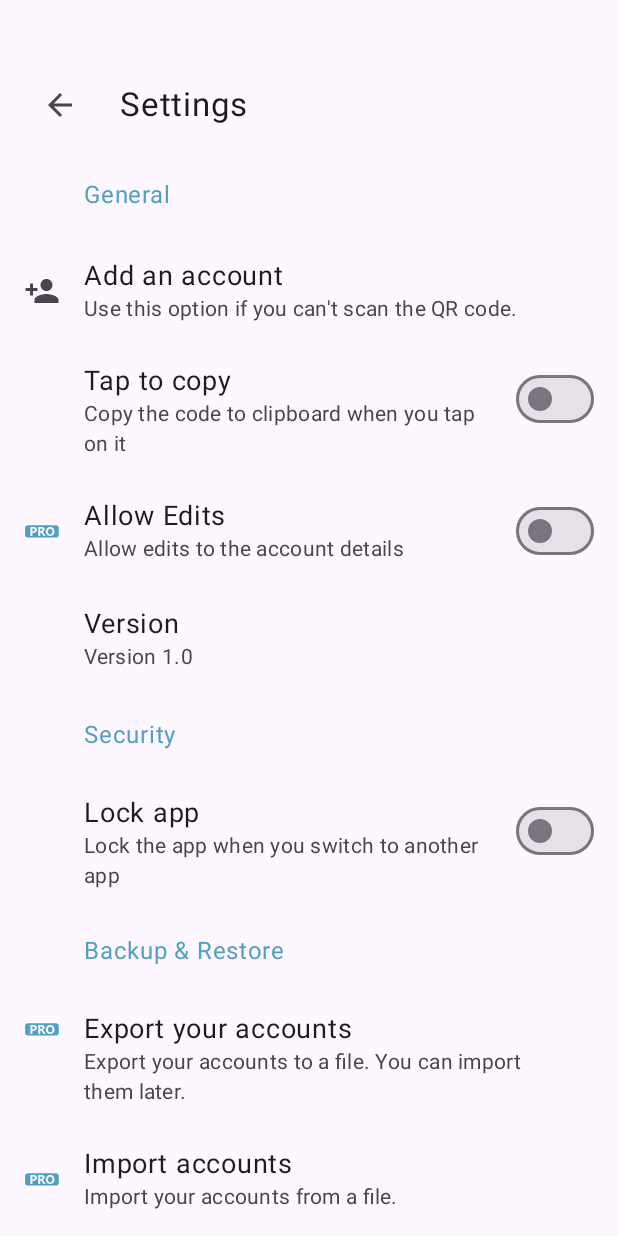
After one commit to chinnambhrt/authenticator, an Android app built with Jetpack Compose: the SettingsActivity screen opened directly, with no data from a screen before it, on a phone screen of 412 x 824 dp. The commit adds this screen. Run offline under Robolectric (Android 15) with nearby library versions, the phone set to English and light mode, and no system bars.

Commit message:
- add settings

```diff
--- a/app/build.gradle.kts
+++ b/app/build.gradle.kts
@@ -65,6 +65,9 @@ dependencies {
     // material icons extended
     implementation(libs.material.icons.extended)
 
+    // preferences
+//    implementation(libs.androidx.preferences)
+
     testImplementation(libs.junit)
     androidTestImplementation(libs.androidx.junit)
     androidTestImplementation(libs.androidx.espresso.core)
--- a/app/src/main/AndroidManifest.xml
+++ b/app/src/main/AndroidManifest.xml
@@ -28,6 +28,8 @@
 
         <activity android:name=".MainActivity" android:exported="false"/>
 
+        <activity android:name=".activity.SettingsActivity" android:exported="false"/>
+
     </application>
 
 </manifest>
--- /dev/null
+++ b/app/src/main/java/online/chinnam/android/authenticator/activity/SettingsActivity.kt
@@ -0,0 +1,52 @@
+package online.chinnam.android.authenticator.activity
+
+import android.os.Bundle
+import androidx.activity.ComponentActivity
+import androidx.activity.compose.setContent
+import androidx.activity.enableEdgeToEdge
+import androidx.compose.foundation.layout.Column
+import androidx.compose.foundation.layout.fillMaxSize
+import androidx.compose.foundation.layout.padding
+import androidx.compose.material3.Scaffold
+import androidx.compose.ui.Modifier
+import androidx.lifecycle.ViewModelProvider
+import online.chinnam.android.authenticator.controllers.SettingsController
+import online.chinnam.android.authenticator.iface.IController
+import online.chinnam.android.authenticator.ui.components.AuthenticatorAppBar
+import online.chinnam.android.authenticator.ui.screens.SettingsScreen
+import online.chinnam.android.authenticator.ui.theme.AuthenticatorTheme
+
+class SettingsActivity: ComponentActivity() {
+
+    private lateinit var controller: IController
+
+    override fun onCreate(savedInstanceState: Bundle?) {
+        super.onCreate(savedInstanceState)
+
+        controller = ViewModelProvider(this).get(SettingsController::class.java)
+
+        enableEdgeToEdge()
+        setContent {
+            AuthenticatorTheme {
+                Scaffold (
+                    topBar = {
+                        AuthenticatorAppBar(
+                            title = "Settings",
+                            showAppIcon = false,
+                            showBack = true,
+                            showSettings = false,
+                            onBackClick = { finish() }
+                        )
+                    }
+                ) { innerPadding ->
+                    Column(
+                        modifier = Modifier.fillMaxSize().padding(innerPadding)
+                    ) {
+                        SettingsScreen(controller)
+                    }
+                }
+            }
+        }
+    }
+
+}
--- /dev/null
+++ b/app/src/main/java/online/chinnam/android/authenticator/controllers/SettingsController.kt
@@ -0,0 +1,46 @@
+package online.chinnam.android.authenticator.controllers
+
+import android.app.Application
+import android.widget.Toast
+import androidx.lifecycle.AndroidViewModel
+import kotlinx.coroutines.flow.MutableStateFlow
+import kotlinx.coroutines.flow.StateFlow
+import kotlinx.coroutines.flow.asStateFlow
+import online.chinnam.android.authenticator.iface.IController
+import online.chinnam.android.authenticator.iface.ILogger
+import online.chinnam.android.authenticator.iface.IState
+import online.chinnam.android.authenticator.models.AuthenticatorSettings
+
+class SettingsController(private val application: Application) : AndroidViewModel(application),
+    IController, ILogger {
+
+    private val state: MutableStateFlow<State> = MutableStateFlow(State())
+
+    private val preferences: MutableStateFlow<AuthenticatorSettings> =
+        MutableStateFlow(AuthenticatorSettings())
+
+    fun updatePreferences(settings: AuthenticatorSettings) {
+        log("Updating preferences: $settings")
+        state.value = state.value.copy(preference = settings)
+    }
+
+    override fun getState(): StateFlow<State> {
+        return state.asStateFlow()
+    }
+
+    fun proFeature(s: String, settings: AuthenticatorSettings) {
+        log("Pro feature: $s")
+        if(!state.value.proEnabled) {
+            Toast.makeText(application, "Update to pro to access this feature", Toast.LENGTH_SHORT)
+                .show()
+            return
+        }
+        updatePreferences(settings)
+    }
+
+    data class State(
+        val isLoading: Boolean = false,
+        val preference: AuthenticatorSettings = AuthenticatorSettings(),
+        val proEnabled: Boolean = false
+    ) : IState
+}
--- /dev/null
+++ b/app/src/main/java/online/chinnam/android/authenticator/models/AuthenticatorSettings.kt
@@ -0,0 +1,12 @@
+package online.chinnam.android.authenticator.models
+
+data class AuthenticatorSettings(
+    val darkMode: Boolean = false,
+    val unlockToOpen: Boolean = false,
+    val autoLock: Boolean = false,
+    val autoLockTime: Int = 0,
+    val tapToCopy: Boolean = false,
+    val exportData: Boolean = false,
+    val importData: Boolean = false,
+    val allowEdits: Boolean = false,
+)
--- /dev/null
+++ b/app/src/main/java/online/chinnam/android/authenticator/models/SettingsGroup.kt
@@ -0,0 +1,6 @@
+package online.chinnam.android.authenticator.models
+
+data class SettingsGroup(
+    val title: String,
+    val settings: List<SettingItem>
+)
--- /dev/null
+++ b/app/src/main/java/online/chinnam/android/authenticator/models/SettingsType.kt
@@ -0,0 +1,6 @@
+package online.chinnam.android.authenticator.models
+
+enum class SettingsType {
+    SWITCH,
+    REGULAR
+}
--- /dev/null
+++ b/app/src/main/java/online/chinnam/android/authenticator/ui/components/setting.component.kt
@@ -0,0 +1,133 @@
+package online.chinnam.android.authenticator.ui.components
+
+import androidx.compose.foundation.Image
+import androidx.compose.foundation.background
+import androidx.compose.foundation.clickable
+import androidx.compose.foundation.layout.Arrangement
+import androidx.compose.foundation.layout.Box
+import androidx.compose.foundation.layout.Row
+import androidx.compose.foundation.layout.fillMaxSize
+import androidx.compose.foundation.layout.size
+import androidx.compose.material3.Icon
+import androidx.compose.material3.ListItem
+import androidx.compose.material3.MaterialTheme
+import androidx.compose.material3.Switch
+import androidx.compose.material3.Text
+import androidx.compose.runtime.Composable
+import androidx.compose.ui.Alignment
+import androidx.compose.ui.Modifier
+import androidx.compose.ui.graphics.vector.ImageVector
+import androidx.compose.ui.res.painterResource
+import androidx.compose.ui.unit.dp
+import androidx.compose.ui.unit.sp
+import online.chinnam.android.authenticator.R
+
+
+@Composable
+fun SettingGroupTile(
+    title: String = "Group Title",
+    icon: ImageVector? = null
+) {
+    ListItem(
+        headlineContent = {
+            Text(
+                title,
+                fontSize = 16.sp,
+                color = MaterialTheme.colorScheme.tertiary
+            )
+        },
+        leadingContent = {
+            if (icon != null) {
+                Icon(icon, contentDescription = null)
+            } else {
+                Box(modifier = Modifier.size(24.dp))
+            }
+        }
+    )
+
+}
+
+@Composable
+fun SettingTile(
+    title: String = "Setting Title",
+    subtitle: String = "Subtitle of the setting",
+    icon: ImageVector? = null,
+    proFeature: Boolean = false,
+    enabled: Boolean = true,
+    onClick: (() -> Unit)? = null
+) {
+
+    ListItem(
+        modifier = Modifier.clickable { onClick?.invoke() },
+        headlineContent = { Text(title, fontSize = 18.sp) },
+        supportingContent = { Text(subtitle) },
+        trailingContent = {},
+        leadingContent = {
+            if (proFeature && enabled.not()) {
+                Image(
+                    painterResource(R.drawable.pro_icon),
+                    contentDescription = null,
+                    modifier = Modifier.size(24.dp)
+                )
+            } else {
+                if (icon != null) {
+                    Icon(icon, contentDescription = null)
+                } else {
+                    Box(modifier = Modifier.size(24.dp))
+                }
+            }
+        }
+
+    )
+
+}
+
+@Composable
+fun SwitchSettingTile(
+    title: String = "Setting Title",
+    subtitle: String = "Subtitle of the setting",
+    checked: Boolean = false,
+    icon: ImageVector? = null,
+    proFeature: Boolean = false,
+    enabled: Boolean = true,
+    onCheckedChange: (Boolean) -> Unit
+) {
+
+    ListItem(
+        headlineContent = { Text(title, fontSize = 18.sp) },
+        supportingContent = { Text(subtitle) },
+        trailingContent = {
+            Switch(
+                checked = checked,
+                onCheckedChange = {
+                    onCheckedChange(!checked)
+                }
+            )
+        },
+        leadingContent = {
+            if (proFeature && enabled.not()) {
+                Image(
+                    painterResource(R.drawable.pro_icon),
+                    contentDescription = null,
+                    modifier = Modifier.size(24.dp)
+                )
+            } else {
+                if (icon != null) {
+                    Row(
+                        verticalAlignment = Alignment.CenterVertically,
+                        horizontalArrangement = Arrangement.Center,
+                        modifier = Modifier
+                            .fillMaxSize()
+                            .background(MaterialTheme.colorScheme.primary)
+                    ) {
+                        Icon(icon, contentDescription = null, modifier = Modifier.size(20.dp))
+                    }
+                } else {
+                    Box(modifier = Modifier.size(24.dp))
+                }
+            }
+        },
+        modifier = Modifier.clickable { onCheckedChange(!checked) }
+    )
+
+}
--- a/app/src/main/java/online/chinnam/android/authenticator/ui/components/totp-tile.kt
+++ b/app/src/main/java/online/chinnam/android/authenticator/ui/components/totp-tile.kt
@@ -41,7 +41,7 @@ fun TotpTile(totpEntity: TotpEntity, generator: TotpGenerator, totpTimer: TotpTi
             Text(totpEntity.display, fontSize = 18.sp)
         },
         supportingContent = {
-            Text(gState.otp, fontSize = 32.sp, color = MaterialTheme.colorScheme.primary.copy(alpha = 0.87f))
+            Text(gState.otp, fontSize = 32.sp, color = MaterialTheme.colorScheme.tertiary.copy(alpha = 0.87f))
         },
         trailingContent = {
 
--- /dev/null
+++ b/app/src/main/java/online/chinnam/android/authenticator/ui/screens/settings.screen.kt
@@ -0,0 +1,132 @@
+package online.chinnam.android.authenticator.ui.screens
+
+import androidx.compose.foundation.layout.Arrangement
+import androidx.compose.foundation.layout.Column
+import androidx.compose.foundation.layout.fillMaxSize
+import androidx.compose.foundation.lazy.LazyColumn
+import androidx.compose.material.icons.Icons
+import androidx.compose.material.icons.filled.PersonAdd
+import androidx.compose.runtime.Composable
+import androidx.compose.runtime.collectAsState
+import androidx.compose.ui.Alignment
+import androidx.compose.ui.Modifier
+import online.chinnam.android.authenticator.BuildConfig
+import online.chinnam.android.authenticator.controllers.SettingsController
+import online.chinnam.android.authenticator.iface.IController
+import online.chinnam.android.authenticator.ui.components.SettingGroupTile
+import online.chinnam.android.authenticator.ui.components.SettingTile
+import online.chinnam.android.authenticator.ui.components.SwitchSettingTile
+
+@Composable
+fun SettingsScreen(c: IController) {
+
+    val controller = c as SettingsController
+    val state = controller.getState().collectAsState().value
+
+    LazyColumn(
+        verticalArrangement = Arrangement.Top,
+        horizontalAlignment = Alignment.Start,
+        modifier = Modifier.fillMaxSize()
+    ) {
+
+        item {
+            Column {
+                SettingGroupTile(title = "General")
+                SettingTile(
+                    title = "Add an account",
+                    subtitle = "Use this option if you can't scan the QR code.",
+                    icon = Icons.Filled.PersonAdd,
+                    onClick = { },
+                )
+                SwitchSettingTile(
+                    title = "Tap to copy",
+                    subtitle = "Copy the code to clipboard when you tap on it",
+                    checked = state.preference.tapToCopy,
+                    onCheckedChange = {
+                        controller.updatePreferences(
+                            state.preference.copy(tapToCopy = it)
+                        )
+                    }
+                )
+                SwitchSettingTile(
+                    title = "Allow Edits",
+                    subtitle = "Allow edits to the account details",
+                    checked = state.preference.allowEdits,
+                    proFeature = true,
+                    enabled = state.proEnabled,
+                    onCheckedChange = {
+                        controller.proFeature("allowEdits", state.preference.copy(allowEdits = it))
+                    }
+                )
+                SettingTile(
+                    title = "Version",
+                    subtitle = "Version ${BuildConfig.VERSION_NAME} ${if (BuildConfig.DEBUG) "(debug)" else ""}",
+                    onClick = { }
+                )
+            }
+        }
+
+        item {
+            Column {
+                SettingGroupTile(title = "Security")
+                SwitchSettingTile(
+                    title = "Lock app",
+                    subtitle = "Lock the app when you switch to another app",
+                    checked = state.preference.unlockToOpen,
+                    onCheckedChange = {
+                        controller.updatePreferences(
+                            state.preference.copy(unlockToOpen = it)
+                        )
+                    }
+                )
+            }
+        }
+
+        item {
+            Column {
+                SettingGroupTile(title = "Backup & Restore")
+                SettingTile(
+                    title = "Export your accounts",
+                    subtitle = "Export your accounts to a file. You can import them later.",
+                    proFeature = true,
+                    enabled = state.proEnabled,
+                    onClick = {
+                        controller.proFeature("backup", state.preference.copy(exportData = true))
+                    }
+                )
+                SettingTile(
+                    title = "Import accounts",
+                    subtitle = "Import your accounts from a file.",
+                    proFeature = true,
+                    enabled = state.proEnabled,
+                    onClick = {
+                        controller.proFeature("import", state.preference.copy(importData = true))
+                    }
+                )
+            }
+        }
+
+        item {
+            Column {
+                SettingGroupTile(title = "About")
+                SettingTile(
+                    title = "Privacy Policy",
+                    subtitle = "Read our privacy policy",
+                    onClick = { }
+                )
+                SettingTile(
+                    title = "Terms of Service",
+                    subtitle = "Read our terms of service",
+                    onClick = { }
+                )
+                SettingTile(
+                    title = "Open source licenses",
+                    subtitle = "View the open source licenses",
+                    onClick = { }
+                )
+            }
+        }
+
+    }
+
+}
--- a/app/src/main/res/drawable/app_icon.xml
+++ b/app/src/main/res/drawable/app_icon.xml
@@ -13,8 +13,8 @@
           android:endX="22.2"
           android:endY="12"
           android:type="linear">
-        <item android:offset="0.145" android:color="#FFC1274C"/>
-        <item android:offset="1" android:color="#DCA5B74C"/>
+        <item android:offset="0.145" android:color="#519FC3"/>
+        <item android:offset="1" android:color="#263238"/>
       </gradient>
     </aapt:attr>
   </path>
--- /dev/null
+++ b/app/src/main/res/drawable/pro_icon.xml
@@ -0,0 +1,18 @@
+<vector xmlns:android="http://schemas.android.com/apk/res/android"
+    android:width="512dp"
+    android:height="512dp"
+    android:viewportWidth="135.47"
+    android:viewportHeight="135.47">
+  <path
+      android:pathData="M13.7,45.98L121.16,45.98A9.56,9.56 0,0 1,130.72 55.54L130.72,82.92A9.56,9.56 0,0 1,121.16 92.48L13.7,92.48A9.56,9.56 0,0 1,4.15 82.92L4.15,55.54A9.56,9.56 0,0 1,13.7 45.98z"
+      android:strokeLineJoin="round"
+      android:strokeWidth="2.11667"
+      android:fillColor="#519FC3"
+      android:strokeLineCap="round"/>
+  <path
+      android:pathData="M31.8,74.88L31.8,86.37L24.29,86.37L24.29,53.01h11.77q12.61,0 12.61,10.63 0,5.03 -3.63,8.14 -3.61,3.09 -9.65,3.09zM31.8,58.78v10.4h2.95q6,0 6,-5.26 0,-5.14 -6,-5.14zM81.54,86.37h-8.63l-5.19,-8.58q-0.58,-0.98 -1.12,-1.74 -0.54,-0.77 -1.09,-1.3 -0.54,-0.56 -1.14,-0.84 -0.58,-0.3 -1.28,-0.3L61.07,73.6L61.07,86.37L53.56,86.37L53.56,53.01h11.91q12.14,0 12.14,9.07 0,1.74 -0.54,3.23 -0.54,1.47 -1.51,2.65 -0.98,1.19 -2.37,2.05 -1.37,0.86 -3.07,1.35v0.09q0.74,0.23 1.44,0.77 0.7,0.51 1.35,1.21 0.65,0.7 1.23,1.51 0.6,0.79 1.09,1.56zM61.07,58.64v9.28h3.26q2.42,0 3.89,-1.4 1.49,-1.42 1.49,-3.51 0,-4.37 -5.23,-4.37zM98.29,86.95q-7.17,0 -11.68,-4.65 -4.51,-4.68 -4.51,-12.17 0,-7.91 4.58,-12.8 4.58,-4.89 12.14,-4.89 7.14,0 11.54,4.68 4.42,4.68 4.42,12.33 0,7.86 -4.58,12.68 -4.56,4.82 -11.91,4.82zM98.62,58.92q-3.95,0 -6.28,2.98 -2.33,2.95 -2.33,7.84 0,4.96 2.33,7.84 2.33,2.88 6.1,2.88 3.89,0 6.17,-2.79 2.28,-2.81 2.28,-7.79 0,-5.19 -2.21,-8.07 -2.21,-2.88 -6.05,-2.88z"
+      android:strokeLineJoin="round"
+      android:strokeWidth="2.59884"
+      android:fillColor="#f9f9f9"
+      android:strokeLineCap="round"/>
+</vector>
```
Also changed, not shown: app/src/main/java/online/chinnam/android/authenticator/activity/HomeActivity.kt (+7 -13 lines), app/src/main/java/online/chinnam/android/authenticator/controllers/HomeController.kt (+9 -0 lines), app/src/main/java/online/chinnam/android/authenticator/iface/ConfigValue.kt (added, +14 -0 lines), app/src/main/java/online/chinnam/android/authenticator/models/SettingItem.kt (added, +13 -0 lines), app/src/main/java/online/chinnam/android/authenticator/ui/theme/Color.kt (+6 -2 lines), app/src/main/java/online/chinnam/android/authenticator/ui/theme/Theme.kt (+7 -7 lines).
